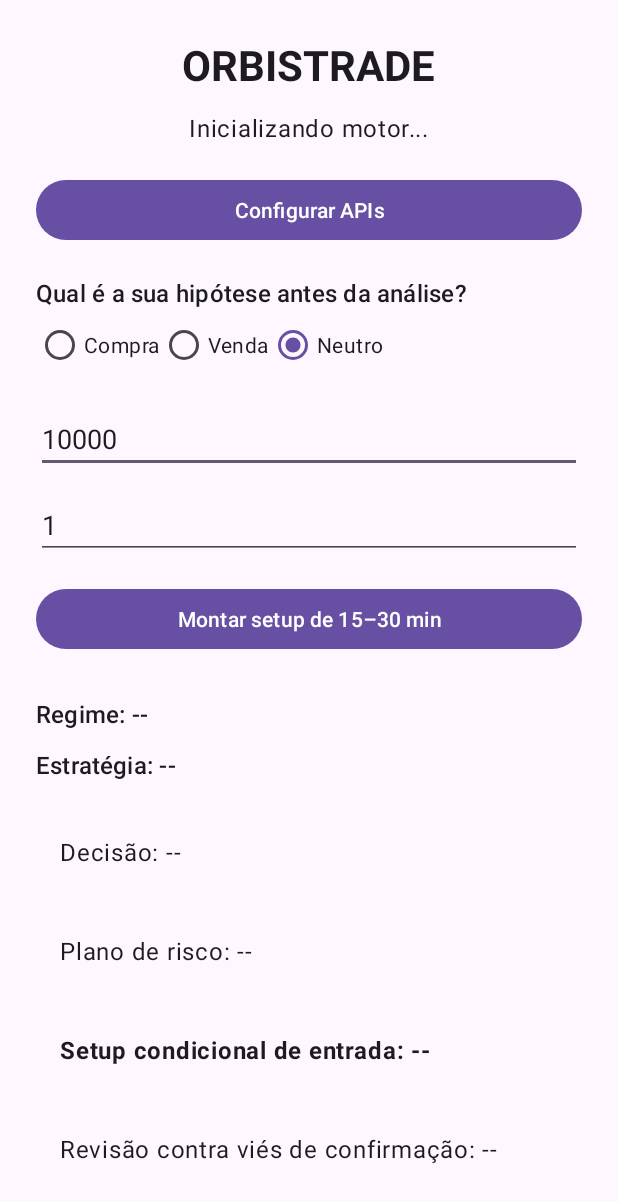
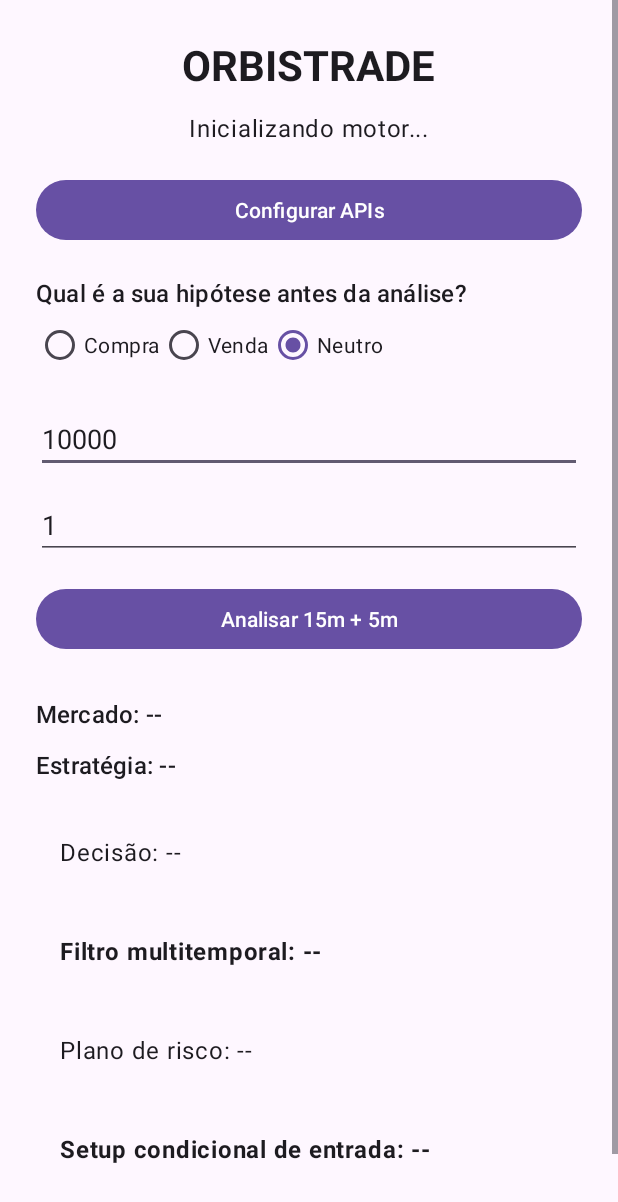
Before and after one commit to PrimalSword/orbis-wheel-mvp-vjoy, an Android app: the layout activity_main.xml on its own in the app's theme, with its tools: preview values and no code run, on a phone screen of 412 x 824 dp. Shown: the top 1202 px of the screen. Run offline under Robolectric (Android 15) with nearby library versions, the light colour scheme and no system bars.

Commit message:
Show multi-timeframe alignment in the trading assistant UI

```diff
--- a/app/src/main/res/layout/activity_main.xml
+++ b/app/src/main/res/layout/activity_main.xml
@@ -91,14 +91,14 @@
             android:layout_width="match_parent"
             android:layout_height="wrap_content"
             android:layout_marginTop="16dp"
-            android:text="Montar setup de 15–30 min" />
+            android:text="Analisar 15m + 5m" />
 
         <TextView
             android:id="@+id/regimeText"
             android:layout_width="match_parent"
             android:layout_height="wrap_content"
             android:layout_marginTop="28dp"
-            android:text="Regime: --"
+            android:text="Mercado: --"
             android:textAppearance="@style/TextAppearance.Material3.TitleMedium" />
 
         <TextView
@@ -117,6 +117,16 @@
             android:padding="16dp"
             android:text="Decisão: --"
             android:textAppearance="@style/TextAppearance.Material3.BodyLarge" />
+
+        <TextView
+            android:id="@+id/multiTimeframeText"
+            android:layout_width="match_parent"
+            android:layout_height="wrap_content"
+            android:layout_marginTop="12dp"
+            android:padding="16dp"
+            android:text="Filtro multitemporal: --"
+            android:textAppearance="@style/TextAppearance.Material3.BodyLarge"
+            android:textStyle="bold" />
 
         <TextView
             android:id="@+id/riskPlanText"
```
